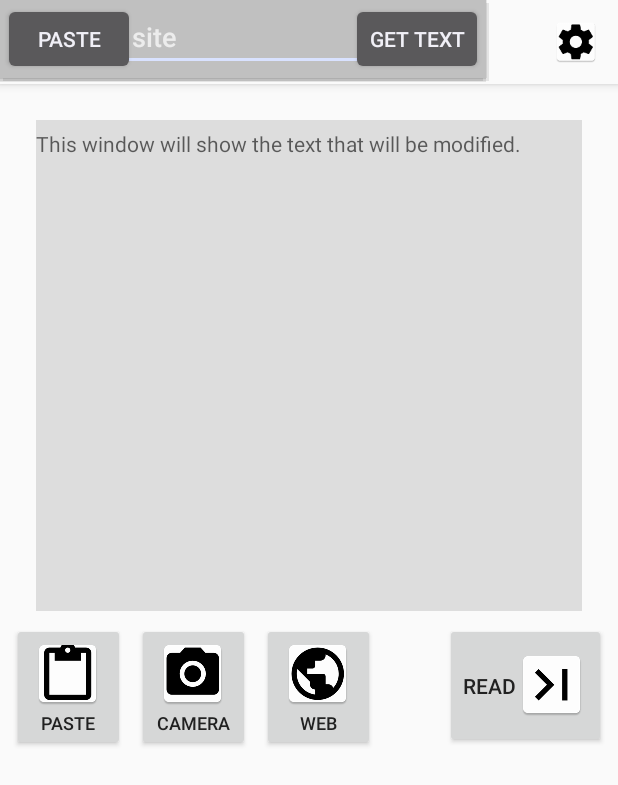
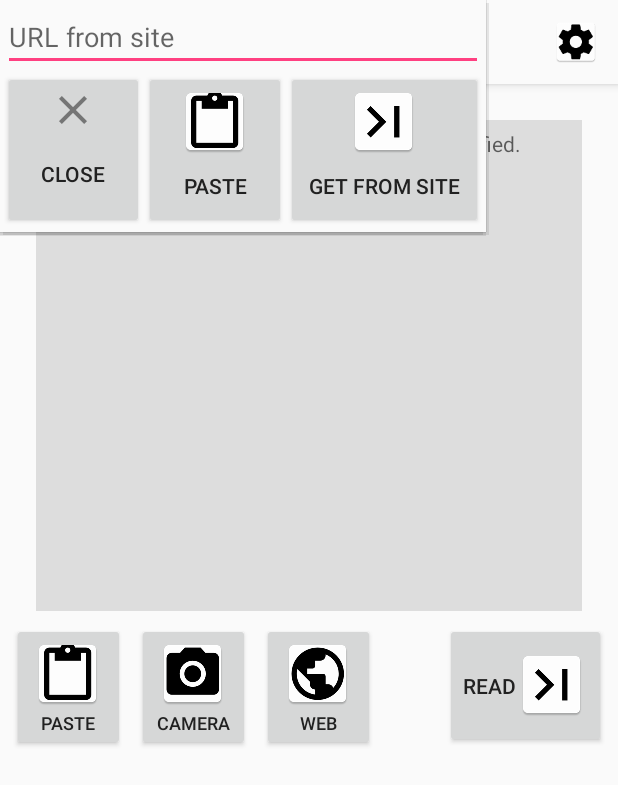
Before and after one commit to jvlsg/DyslexReader, an Android app: the screen it shows after launch (MainActivity), after a tap on "WEB", on a phone screen of 412 x 824 dp. Shown: the top 785 px of the screen. Run offline under Robolectric (Android 15) with nearby library versions, the phone set to English and light mode, and no system bars; libraries missing offline, so code that uses them is left out: com.google.android.gms.

Commit message:
Improved Popup for HTTP & Landscape funcionalities

```diff
--- a/DyslexReader/app/src/main/java/cognitiva/dyslexreader/MainActivity.java
+++ b/DyslexReader/app/src/main/java/cognitiva/dyslexreader/MainActivity.java
@@ -78,7 +78,7 @@ public class MainActivity extends AppCompatActivity implements SharedPreferences
          */
         tvPreview = (TextView)findViewById(R.id.tvPreview);
         btnReader = (Button)findViewById(R.id.btnReader);
-        btnFile = (Button)findViewById(R.id.btnFile);
+        btnFile = (Button)findViewById(R.id.btnHttpParser);
         btnPaste = (Button)findViewById(R.id.btnPaste);
         btnCamera = (Button)findViewById(R.id.btnCamera);
         constraintLayout = (ConstraintLayout)findViewById(R.id.mainConstraintLayout);
@@ -263,15 +263,14 @@ public class MainActivity extends AppCompatActivity implements SharedPreferences
     }
 
 
-    /*
-     * Button Callback fot btnHttpParser
-     * */
-    /*
-     * Button Callback fot btnHttpParser
-     * */
+    /***
+    *Callback do HTTP parser
+    */
     public void onClickHttpParser(View v) {
+
         LayoutInflater inflater = (LayoutInflater) getApplicationContext().getSystemService(LAYOUT_INFLATER_SERVICE);
         // Inflate the custom layout/view
+
         View customView = inflater.inflate(R.layout.popup_http_parser, null);
         ConstraintLayout mConstraintLayout = (ConstraintLayout) findViewById(R.id.mainConstraintLayout);
         mPopupWindow = new PopupWindow(
@@ -279,15 +278,25 @@ public class MainActivity extends AppCompatActivity implements SharedPreferences
                 LayoutParams.WRAP_CONTENT,
                 LayoutParams.WRAP_CONTENT
         );
+
         // Set an elevation value for popup window
         // Call requires API level 21
         if (Build.VERSION.SDK_INT >= 21) {
             mPopupWindow.setElevation(5.0f);
         }
 
+        Button btnClose = (Button) customView.findViewById(R.id.btnClosePopUp);
         Button popUpPaste = (Button) customView.findViewById(R.id.btnPastePopUpHttp);
         Button getUrl = (Button) customView.findViewById(R.id.btnGetText);
         final EditText textUrl = (EditText) customView.findViewById(R.id.editLink);
+
+
+        btnClose.setOnClickListener(new View.OnClickListener(){
+            @Override
+            public void onClick(View view) {
+                mPopupWindow.dismiss();
+            }
+        });
 
         popUpPaste.setOnClickListener(new View.OnClickListener() {
             @Override
--- a/DyslexReader/app/src/main/res/layout-land/activity_main.xml
+++ b/DyslexReader/app/src/main/res/layout-land/activity_main.xml
@@ -35,15 +35,15 @@
         app:layout_constraintTop_toBottomOf="@+id/tvPreview" />
 
     <Button
-        android:id="@+id/btnFile"
+        android:id="@+id/btnHttpParser"
         android:layout_width="75dp"
         android:layout_height="85dp"
         android:layout_marginLeft="16dp"
         android:layout_marginStart="16dp"
         android:layout_marginTop="8dp"
         android:drawableTop="@mipmap/web_icon"
-        android:onClick="onClickFile"
-        android:text="@string/file"
+        android:onClick="onClickHttpParser"
+        android:text="@string/btnWebLabel"
         android:textSize="12dp"
         app:layout_constraintStart_toEndOf="@+id/btnPaste"
         app:layout_constraintTop_toBottomOf="@+id/tvPreview" />
@@ -71,17 +71,9 @@
         android:layout_marginTop="8dp"
         android:drawableTop="@mipmap/camera_icon"
         android:text="@string/btnCameraLabel"
+        android:onClick="onClickCamera"
         android:textSize="12dp"
-        app:layout_constraintStart_toEndOf="@+id/btnFile"
+        app:layout_constraintStart_toEndOf="@+id/btnHttpParser"
         app:layout_constraintTop_toBottomOf="@+id/tvPreview" />
 
-    <!--<Button-->
-        <!--android:id="@+id/btnSettings"-->
-        <!--android:layout_width="0dp"-->
-        <!--android:layout_height="75dp"-->
-        <!--android:layout_marginTop="28dp"-->
-        <!--android:onClick="onClickSettings"-->
-        <!--android:text="@string/btnSettingsLabel"-->
-        <!--app:layout_constraintStart_toStartOf="@+id/tvPreview"-->
-        <!--app:layout_constraintTop_toBottomOf="@+id/tvPreview" />-->
 </android.support.constraint.ConstraintLayout>
--- a/DyslexReader/app/src/main/res/layout/activity_main.xml
+++ b/DyslexReader/app/src/main/res/layout/activity_main.xml
@@ -46,7 +46,7 @@
         android:layout_marginTop="8dp"
         android:drawableTop="@mipmap/web_icon"
         android:onClick="onClickHttpParser"
-        android:text="@string/file"
+        android:text="@string/btnWebLabel"
         android:textSize="12dp"
         app:layout_constraintStart_toEndOf="@+id/btnCamera"
         app:layout_constraintTop_toBottomOf="@+id/tvPreview" />
--- a/DyslexReader/app/src/main/res/layout/popup_http_parser.xml
+++ b/DyslexReader/app/src/main/res/layout/popup_http_parser.xml
@@ -1,39 +1,51 @@
 <?xml version="1.0" encoding="utf-8"?>
-<RelativeLayout
-    xmlns:android="http://schemas.android.com/apk/res/android"
+<LinearLayout xmlns:android="http://schemas.android.com/apk/res/android"
     android:id="@+id/rl_custom_layout"
     android:layout_width="match_parent"
     android:layout_height="match_parent"
-    android:padding="2dp"
-    android:background="#C0C0C0"
-    >
+    android:theme="@style/AppTheme.Light"
+    android:gravity="center"
+    android:orientation="vertical"
+    android:padding="2dp">
 
 
     <EditText
         android:id="@+id/editLink"
-        android:layout_width="wrap_content"
+        android:layout_width="match_parent"
         android:layout_height="wrap_content"
-        android:layout_alignParentTop="true"
-        android:layout_centerHorizontal="true"
         android:ems="15"
-        android:hint="URL from site"
+        android:hint="@string/tvLinkHint"
         android:inputType="textPersonName"
         android:text="" />
+
+    <LinearLayout
+        android:layout_width="match_parent"
+        android:layout_height="105dp"
+        android:orientation="horizontal">
+
+        <Button
+            android:id="@+id/btnClosePopUp"
+            android:layout_width="wrap_content"
+            android:layout_height="match_parent"
+            android:layout_weight="1"
+            android:drawableTop="@drawable/close_icon"
+            android:text="@string/btnClosePopUP" />
 
         <Button
             android:id="@+id/btnPastePopUpHttp"
             android:layout_width="wrap_content"
-        android:layout_height="wrap_content"
-        android:layout_centerVertical="true"
-        android:layout_alignLeft="@id/editLink"
-        android:text="Paste" />
+            android:layout_height="match_parent"
+            android:layout_weight="1"
+            android:drawableTop="@mipmap/content_paste"
+            android:text="@string/btnPasteLabel" />
 
         <Button
             android:id="@+id/btnGetText"
             android:layout_width="wrap_content"
-        android:layout_height="wrap_content"
-        android:layout_alignRight="@+id/editLink"
-        android:layout_centerVertical="true"
-        android:text="Get Text" />
+            android:layout_height="match_parent"
+            android:layout_weight="1"
+            android:drawableTop="@mipmap/read_icon"
+            android:text="@string/btnGetTextLabel" />
+    </LinearLayout>
 
-</RelativeLayout>
+</LinearLayout>
--- a/DyslexReader/app/src/main/res/values/strings.xml
+++ b/DyslexReader/app/src/main/res/values/strings.xml
@@ -3,7 +3,7 @@
 
     <!-- MAIN ACTIVITY  -->
     <string name="btnReaderLabel">Read</string>
-    <string name="btnFileLabel">Web</string>
+    <string name="btnWebLabel">Web</string>
     <string name="btnCameraLabel">Camera</string>
     <string name="btnPasteLabel">Paste</string>
     <string name="btnSettingsLabel">Settings</string>
@@ -11,8 +11,8 @@
     <string name="tvPreviewHint">This window will show the text that will be modified.</string>
 
     <!-- READER ACTIVITY  -->
-    <string name="btnNextWordLabel">Prox. Palavra</string>
-    <string name="btnPreviousWordLabel">Palavra Ant.</string>
+    <string name="btnNextWordLabel">Next Word</string>
+    <string name="btnPreviousWordLabel">Prev. Word</string>
     <string name="btnAnalyzeWordLabel">Analyze</string>
 
     <!-- ANALYSIS ACTIVITY  -->
@@ -23,6 +23,11 @@
     <string name="errDefinitionNotAvailable">Definition not Available</string>
     <string name="errAudioNotAvailable">Audio not Available</string>
 
+
+    <!-- HTTP POPUP-->
+    <string name="btnGetTextLabel">Get From site</string>
+    <string name="tvLinkHint">URL from site</string>
+    <string name="btnClosePopUP">Close</string>
 
     <!-- SETTINGS ACTIVITY -->
     <string name="settingsLabel">Settings</string>
```
Also changed, not shown: DyslexReader/app/src/main/res/drawable-hdpi/close_icon.png (added), DyslexReader/app/src/main/res/drawable-mdpi/close_icon.png (added), DyslexReader/app/src/main/res/drawable-xhdpi/close_icon.png (added), DyslexReader/app/src/main/res/drawable-xxhdpi/close_icon.png (added). Lines whose indentation alone changed are shown as unchanged.
